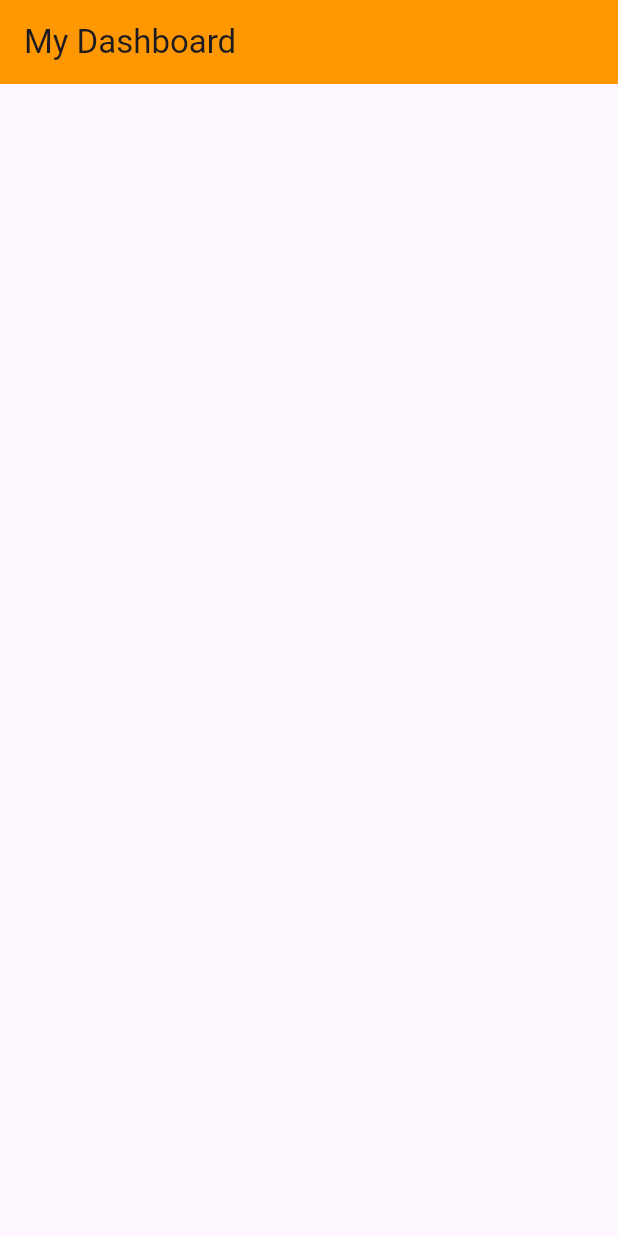
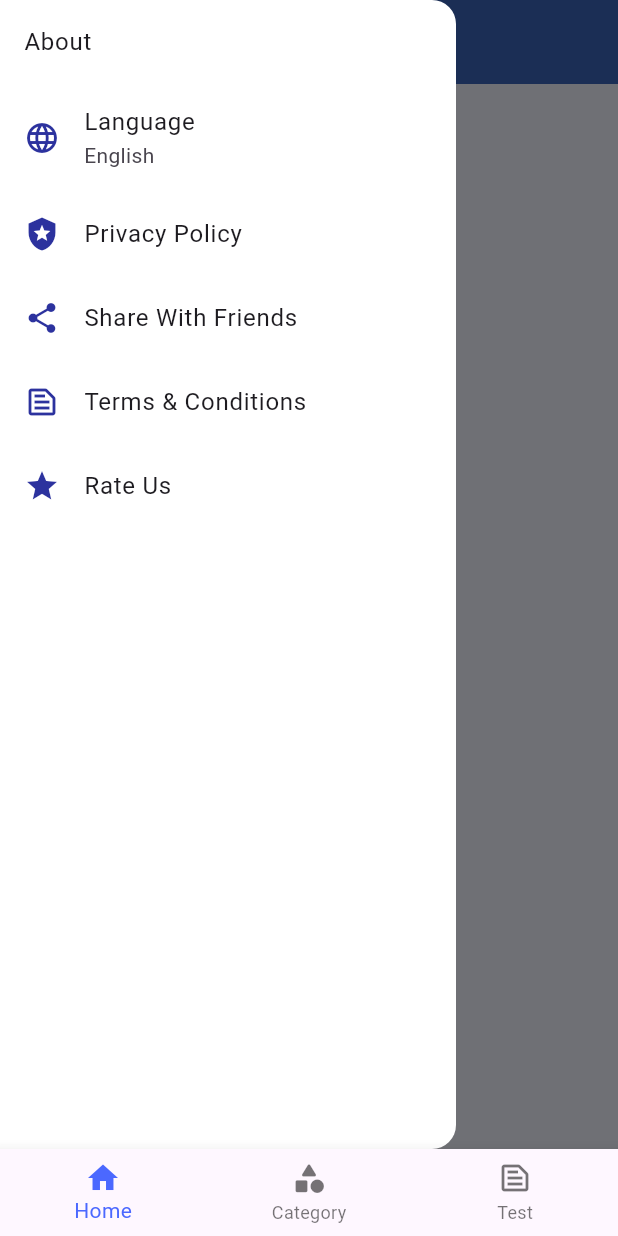
Before and after one commit to sagardhadke/eRTO, a Flutter app: the screen it shows after launch, with the side drawer open (before the commit the screen has no drawer), on a phone screen of 412 x 824 dp. Run offline on Flutter 3.47's test engine with Material 3 defaults, Android fonts, the light colour scheme and no system bars; our stand-ins replace flutter_dotenv, google_fonts, internet_connection_checker_plus, logger, lottie; network calls fail.

```diff
--- /dev/null
+++ b/devtools_options.yaml
@@ -0,0 +1,3 @@
+description: This file stores settings for Dart & Flutter DevTools.
+documentation: https://docs.flutter.dev/tools/devtools/extensions#configure-extension-enablement-states
+extensions:
--- a/lib/Exports/myExports.dart
+++ b/lib/Exports/myExports.dart
@@ -6,8 +6,15 @@ export 'package:flutter_dotenv/flutter_dotenv.dart';
 //No Internet
 export 'package:rto/Utils/Helper/Connections/no_internet.dart';
 
+export 'package:internet_connection_checker_plus/internet_connection_checker_plus.dart';
+
 //Screens
 export 'package:rto/dashboard.dart';
+export 'package:rto/Views/Splash.dart';
+
+export 'package:rto/Views/home.dart';
+export 'package:rto/Views/Test.dart';
+export 'package:rto/Views/Category.dart';
 
 
 //Models
@@ -29,4 +36,5 @@ export 'package:logger/logger.dart';
 //Colors
 export 'package:rto/Utils/constants/colors.dart';
 
+export 'dart:async';
 export 'dart:convert';
--- a/lib/Utils/Helper/Connections/no_internet.dart
+++ b/lib/Utils/Helper/Connections/no_internet.dart
@@ -36,7 +36,7 @@ class NoInternet extends StatelessWidget {
             ),
             ElevatedButton(
                 style:
-                    ElevatedButton.styleFrom(backgroundColor: MyColors.appBar),
+                    ElevatedButton.styleFrom(backgroundColor: MyAppColors.appBar),
                 onPressed: () {
 
                 },
--- a/lib/Utils/constants/colors.dart
+++ b/lib/Utils/constants/colors.dart
@@ -1,13 +1,13 @@
 import 'package:flutter/material.dart';
 
-class MyColors {
+class MyAppColors {
   // App theme colors
   static const Color primary = Color(0xFF4b68ff);
-  static const Color secondary = Color(0xFFFFE24B);
+  static const Color secondary = Color(0xFF4DA1D9);
   static const Color accent = Color(0xFFb0c7ff);
 
   //AppBar Colors
-  static const Color appBar = Color(0xFFFF9800);
+  static const Color appBar = Color(0XFF3A65B9);
 
   // Text colors
   static const Color textPrimary = Color(0xFF333333);
@@ -24,7 +24,7 @@ class MyColors {
   static Color darkContainer = Colors.white.withOpacity(0.1);
 
   // Button colors
-  static const Color buttonPrimary = Color(0xFF4b68ff);
+  static const Color buttonPrimary = Color(0xFF2C329E);
   static const Color buttonSecondary = Color(0xFF6C757D);
   static const Color buttonDisabled = Color(0xFFC4C4C4);
 
--- /dev/null
+++ b/lib/Views/Home.dart
@@ -0,0 +1,22 @@
+import 'package:flutter/material.dart';
+import 'package:rto/Exports/myExports.dart';
+
+class MyHome extends StatefulWidget {
+  const MyHome({super.key});
+
+  @override
+  State<MyHome> createState() => _MyHomeState();
+}
+
+class _MyHomeState extends State<MyHome> {
+  @override
+  Widget build(BuildContext context) {
+    return Scaffold(
+      drawer: Uihelper.myDrawer(context),
+      appBar: AppBar(
+        title: Text("Home"),
+        backgroundColor: MyAppColors.appBar,
+      ),
+    );
+  }
+}
--- a/lib/Widgets/uiHelper.dart
+++ b/lib/Widgets/uiHelper.dart
@@ -1,8 +1,7 @@
 import 'package:rto/Exports/myExports.dart';
 
 class Uihelper {
-
-   static final Logger logger = Logger(
+  static final Logger logger = Logger(
     printer: PrettyPrinter(
       methodCount: 2,
       errorMethodCount: 8,
@@ -13,5 +12,62 @@ class Uihelper {
     ),
   );
 
-
+  static Widget myDrawer(BuildContext context) {
+    return Drawer(
+      backgroundColor: Colors.white,
+      child: ListView(
+        children: [
+          Image.network(
+              "https://encrypted-tbn0.gstatic.com/images?q=tbn:ANd9GcQiUN2ts0AQPmXrBUzO0RNmA6DZWh1fbD5DcA&s"),
+          ListTile(
+            title: Text("About"),
+          ),
+          ListTile(
+            leading: Icon(
+              Icons.language,
+              color: MyAppColors.buttonPrimary,
+            ),
+            title: const Text("Language"),
+            subtitle: Text("English"),
+            onTap: () {},
+          ),
+          ListTile(
+            leading: Icon(
+              Icons.local_police,
+              color: MyAppColors.buttonPrimary,
+            ),
+            title: const Text("Privacy Policy"),
+            onTap: () {
+              // Navigator.push(
+              //     context, MaterialPageRoute(builder: (context) => MyAbout()));
+            },
+          ),
+          ListTile(
+            leading: Icon(
+              Icons.share_rounded,
+              color: MyAppColors.buttonPrimary,
+            ),
+            title: const Text("Share With Friends"),
+            onTap: () {},
+          ),
+          ListTile(
+            leading: Icon(
+              Icons.text_snippet_outlined,
+              color: MyAppColors.buttonPrimary,
+            ),
+            title: const Text("Terms & Conditions"),
+            onTap: () {},
+          ),
+          ListTile(
+            leading: Icon(
+              Icons.star,
+              color: MyAppColors.buttonPrimary,
+            ),
+            title: const Text("Rate Us"),
+            onTap: () {},
+          ),
+        ],
+      ),
+    );
+  }
 }
--- a/lib/dashboard.dart
+++ b/lib/dashboard.dart
@@ -1,8 +1,6 @@
-import 'dart:async';
+import 'dart:ui';
 
 import 'package:http/http.dart' as http;
-import 'package:internet_connection_checker_plus/internet_connection_checker_plus.dart';
-import 'package:rto/Utils/Helper/Connections/no_internet.dart';
 import 'Exports/myExports.dart';
 
 class MyDashboard extends StatefulWidget {
@@ -16,8 +14,12 @@ class _MyDashboardState extends State<MyDashboard> {
   String baseUri = dotenv.env['BASE_URL'] ?? '';
   List<CategoryList>? ofCategoryList;
   bool isConnectedToInternet = false;
+  bool isLoading = true;
 
   StreamSubscription? _internetConnectionStreamSubscription;
+
+  int myIndex = 0;
+  List<Widget> widgetList = const [MyHome(), MyCategory(), MyTest()];
 
   void getCategoryList() async {
     try {
@@ -42,22 +44,25 @@ class _MyDashboardState extends State<MyDashboard> {
     getCategoryList();
 
     //Internet Checker
-     _internetConnectionStreamSubscription =
+    _internetConnectionStreamSubscription =
         InternetConnection().onStatusChange.listen((event) {
       switch (event) {
         case InternetStatus.connected:
           setState(() {
             isConnectedToInternet = true;
+            isLoading = false;
           });
           break;
         case InternetStatus.disconnected:
           setState(() {
             isConnectedToInternet = false;
+            isLoading = false;
           });
           break;
         default:
           setState(() {
             isConnectedToInternet = false;
+            isLoading = false;
           });
           break;
       }
@@ -66,25 +71,39 @@ class _MyDashboardState extends State<MyDashboard> {
 
   @override
   void dispose() {
-     _internetConnectionStreamSubscription?.cancel();
+    _internetConnectionStreamSubscription?.cancel();
     super.dispose();
   }
 
   @override
   Widget build(BuildContext context) {
     return Scaffold(
-      appBar: AppBar(
-        title: Text("My Dashboard"),
-        backgroundColor: MyColors.appBar,
-      ),
-      body: isConnectedToInternet ? Column(
-        mainAxisAlignment: MainAxisAlignment.center,
-        crossAxisAlignment: CrossAxisAlignment.center,
-        children: [
-
-
-        ],
-      ) : NoInternet()
+      body: isLoading
+          ? Center(
+              child: CircularProgressIndicator.adaptive(),
+            )
+          : isConnectedToInternet
+              ? IndexedStack(
+                  children: widgetList,
+                  index: myIndex,
+                )
+              : NoInternet(),
+      bottomNavigationBar: BottomNavigationBar(
+          type: BottomNavigationBarType.fixed,
+          selectedItemColor: MyAppColors.primary,
+          onTap: (index) {
+            setState(() {
+              myIndex = index;
+            });
+          },
+          currentIndex: myIndex,
+          items: const [
+            BottomNavigationBarItem(icon: Icon(Icons.home), label: 'Home'),
+            BottomNavigationBarItem(
+                icon: Icon(Icons.category_rounded), label: 'Category'),
+            BottomNavigationBarItem(
+                icon: Icon(Icons.text_snippet_outlined), label: 'Test'),
+          ]),
     );
   }
 }
--- a/lib/main.dart
+++ b/lib/main.dart
@@ -14,12 +14,15 @@ class MyApp extends StatelessWidget {
   Widget build(BuildContext context) {
     return MaterialApp(
         debugShowCheckedModeBanner: false,
-        title: 'RTO',
+        title: 'eRTO',
         themeMode: ThemeMode.system,
         theme: ThemeData(
+          primaryColor: MyAppColors.primary,
+          secondaryHeaderColor: MyAppColors.secondary,
+          scaffoldBackgroundColor: MyAppColors.primaryBackground,
           colorScheme: ColorScheme.fromSeed(seedColor: Colors.deepPurple),
           useMaterial3: true,
         ),
-        home: MyDashboard());
+        home: MySplashScreen());
   }
 }
```
Also changed, not shown: lib/Views/Category.dart (added, +15 -0 lines), lib/Views/Splash.dart (added, +36 -0 lines), lib/Views/Test.dart (added, +15 -0 lines), pubspec.yaml (+19 -0 lines), Assets/eRTO.png (added), Assets/eRTO1.png (added), Assets/eRTO2.png (added), Assets/eRTO3.png (added), pubspec.lock, 2 other files.
